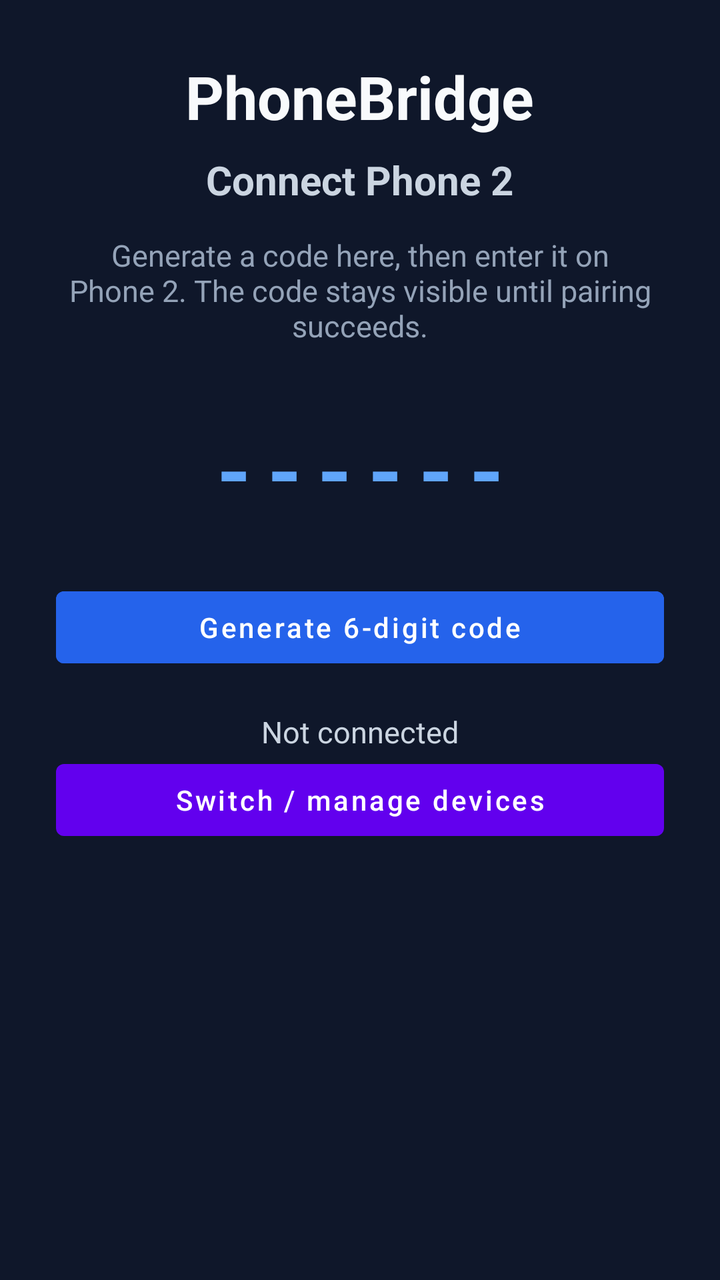
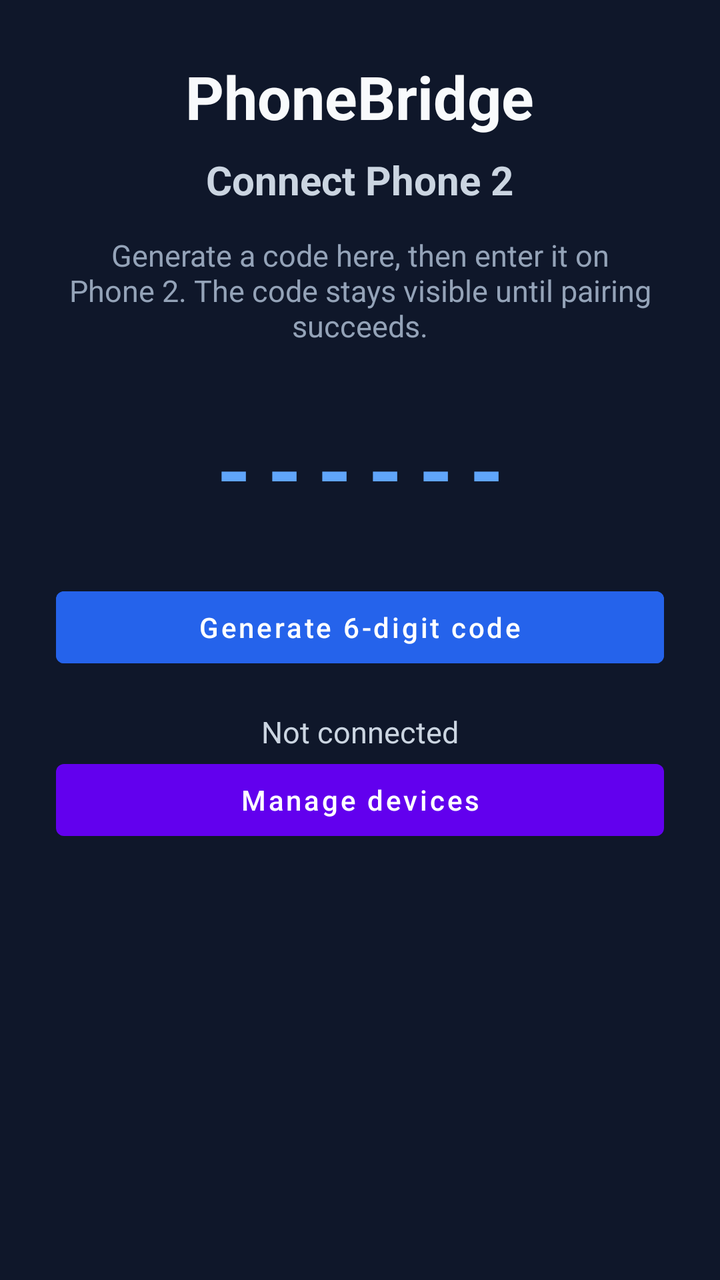

Before-and-after screenshots of an Android layout around one commit, followed by the original layout XML and the change that was made.
<!-- AndroidManifest.xml: application theme Theme.MaterialComponents.DayNight.NoActionBar -->
<!-- res/layout/activity_main.xml -->
<?xml version="1.0" encoding="utf-8"?>
<FrameLayout xmlns:android="http://schemas.android.com/apk/res/android"
    android:layout_width="match_parent"
    android:layout_height="match_parent"
    android:background="#0F172A">

    <LinearLayout
        android:id="@+id/pairingScreen"
        android:layout_width="match_parent"
        android:layout_height="match_parent"
        android:orientation="vertical"
        android:gravity="center_horizontal"
        android:padding="28dp"
        android:background="#0F172A">

        <TextView
            android:layout_width="wrap_content"
            android:layout_height="wrap_content"
            android:text="PhoneBridge"
            android:textColor="#F8FAFC"
            android:textSize="30sp"
            android:textStyle="bold" />

        <TextView
            android:layout_width="wrap_content"
            android:layout_height="wrap_content"
            android:layout_marginTop="8dp"
            android:text="Connect Phone 2"
            android:textColor="#CBD5E1"
            android:textSize="20sp"
            android:textStyle="bold" />

        <TextView
            android:layout_width="match_parent"
            android:layout_height="wrap_content"
            android:layout_marginTop="14dp"
            android:gravity="center"
            android:text="Generate a code here, then enter it on Phone 2. The code stays visible until pairing succeeds."
            android:textColor="#94A3B8"
            android:textSize="15sp" />

        <TextView
            android:id="@+id/pairCode"
            android:layout_width="match_parent"
            android:layout_height="wrap_content"
            android:layout_marginTop="32dp"
            android:gravity="center"
            android:letterSpacing="0.18"
            android:text="------"
            android:textColor="#60A5FA"
            android:textIsSelectable="true"
            android:textSize="44sp"
            android:textStyle="bold" />

        <Button
            android:id="@+id/btnCreatePair"
            android:layout_width="match_parent"
            android:layout_height="wrap_content"
            android:layout_marginTop="26dp"
            android:backgroundTint="#2563EB"
            android:text="Generate 6-digit code"
            android:textColor="#FFFFFF"
            android:textAllCaps="false" />

        <TextView
            android:id="@+id/status"
            android:layout_width="match_parent"
            android:layout_height="wrap_content"
            android:layout_marginTop="18dp"
            android:gravity="center"
            android:text="Not connected"
            android:textColor="#CBD5E1"
            android:textSize="15sp" />

        <Button
            android:id="@+id/btnPairingDevices"
            android:layout_width="match_parent"
            android:layout_height="wrap_content"
            android:text="Switch / manage devices"
            android:textAllCaps="false" />
    </LinearLayout>

    <LinearLayout
        android:id="@+id/dashboardScreen"
        android:layout_width="match_parent"
        android:layout_height="match_parent"
        android:orientation="vertical"
        android:visibility="gone"
        android:background="#0F172A">

        <LinearLayout
            android:layout_width="match_parent"
            android:layout_height="76dp"
            android:gravity="center_vertical"
            android:orientation="horizontal"
            android:paddingStart="18dp"
            android:paddingEnd="10dp"
            android:background="#111827">

            <TextView
                android:id="@+id/profileIcon"
                android:layout_width="48dp"
                android:layout_height="48dp"
                android:background="#2563EB"
                android:gravity="center"
                android:text="BP"
                android:textColor="#FFFFFF"
                android:textSize="16sp"
                android:textStyle="bold" />

            <LinearLayout
                android:layout_width="0dp"
                android:layout_height="wrap_content"
                android:layout_weight="1"
                android:orientation="vertical"
                android:paddingStart="14dp">

                <TextView
                    android:layout_width="wrap_content"
                    android:layout_height="wrap_content"
                    android:text="PhoneBridge"
                    android:textColor="#F8FAFC"
                    android:textSize="18sp"
                    android:textStyle="bold" />

                <TextView
                    android:id="@+id/dashboardStatus"
                    android:layout_width="wrap_content"
                    android:layout_height="wrap_content"
                    android:text="Connected"
                    android:textColor="#86EFAC"
                    android:textSize="12sp" />
            </LinearLayout>

            <Button
                android:id="@+id/btnMonitoring"
                android:layout_width="48dp"
                android:layout_height="52dp"
                android:minWidth="0dp"
                android:padding="0dp"
                android:backgroundTint="@android:color/transparent"
                android:text="◎"
                android:contentDescription="Monitoring"
                android:textColor="#F8FAFC"
                android:textSize="28sp" />

            <Button
                android:id="@+id/btnAlertsTab"
                android:layout_width="56dp"
                android:layout_height="52dp"
                android:minWidth="0dp"
                android:backgroundTint="@android:color/transparent"
                android:text="🔔"
                android:textColor="#F8FAFC"
                android:textSize="22sp"
                android:textAllCaps="false" />

            <Button
                android:id="@+id/btnMenu"
                android:layout_width="50dp"
                android:layout_height="52dp"
                android:minWidth="0dp"
                android:backgroundTint="@android:color/transparent"
                android:text="⋮"
                android:textColor="#F8FAFC"
                android:textSize="28sp"
                android:textAllCaps="false" />
        </LinearLayout>

        <Button
            android:id="@+id/btnDevices"
            android:layout_width="match_parent"
            android:layout_height="wrap_content"
            android:text="Switch device ▾"
            android:textAllCaps="false"
            android:textColor="#F8FAFC"
            android:backgroundTint="#334155" />

        <HorizontalScrollView
            android:id="@+id/tabScroller"
            android:layout_width="match_parent"
            android:layout_height="wrap_content"
            android:fillViewport="false"
            android:scrollbars="none">

            <LinearLayout
                android:layout_width="wrap_content"
                android:layout_height="wrap_content"
                android:orientation="horizontal"
                android:paddingStart="16dp"
                android:paddingTop="20dp"
                android:paddingEnd="16dp"
                android:paddingBottom="12dp">

                <Button
                    android:id="@+id/btnMessagesTab"
                    android:layout_width="132dp"
                    android:layout_height="56dp"
                    android:layout_marginEnd="8dp"
                    android:background="@drawable/bg_tab_selector"
                    android:backgroundTint="@null"
                    android:text="Messages"
                    android:textColor="#F8FAFC"
                    android:textAllCaps="false"
                    android:textStyle="bold" />

                <Button
                    android:id="@+id/btnCallsTab"
                    android:layout_width="112dp"
                    android:layout_height="56dp"
                    android:layout_marginEnd="8dp"
                    android:background="@drawable/bg_tab_selector"
                    android:backgroundTint="@null"
                    android:text="Calls"
                    android:textColor="#F8FAFC"
                    android:textAllCaps="false"
                    android:textStyle="bold" />

                <Button
                    android:id="@+id/btnNotificationsTab"
                    android:layout_width="150dp"
                    android:layout_height="56dp"
                    android:layout_marginEnd="8dp"
                    android:background="@drawable/bg_tab_selector"
                    android:backgroundTint="@null"
                    android:text="Notifications"
                    android:textColor="#F8FAFC"
                    android:textAllCaps="false"
                    android:textStyle="bold" />

                <Button
                    android:id="@+id/btnWpCallsTab"
                    android:layout_width="126dp"
                    android:layout_height="56dp"
                    android:layout_marginEnd="8dp"
                    android:background="@drawable/bg_tab_selector"
                    android:backgroundTint="@null"
                    android:text="WP Calls"
                    android:textColor="#F8FAFC"
                    android:textAllCaps="false"
                    android:textStyle="bold" />

                <Button
                    android:id="@+id/btnLocationTab"
                    android:layout_width="126dp"
                    android:layout_height="56dp"
                    android:background="@drawable/bg_tab_selector"
                    android:backgroundTint="@null"
                    android:text="Location"
                    android:textColor="#F8FAFC"
                    android:textAllCaps="false"
                    android:textStyle="bold" />
            </LinearLayout>
        </HorizontalScrollView>

        <LinearLayout
            android:layout_width="match_parent"
            android:layout_height="0dp"
            android:layout_weight="1"
            android:layout_marginStart="16dp"
            android:layout_marginTop="6dp"
            android:layout_marginEnd="16dp"
            android:layout_marginBottom="16dp"
            android:background="@drawable/bg_panel"
            android:orientation="vertical"
            android:padding="14dp">

            <LinearLayout
                android:id="@+id/alertsToolbar"
                android:layout_width="match_parent"
                android:layout_height="wrap_content"
                android:layout_marginBottom="10dp"
                android:background="#451A1A"
                android:gravity="center_vertical"
                android:orientation="horizontal"
                android:padding="10dp"
                android:visibility="gone">

                <TextView
                    android:layout_width="0dp"
                    android:layout_height="wrap_content"
                    android:layout_weight="1"
                    android:text="Device warnings"
                    android:textColor="#FCA5A5"
                    android:textStyle="bold" />

                <Button
                    android:id="@+id/btnClearAlerts"
                    android:layout_width="wrap_content"
                    android:layout_height="wrap_content"
                    android:backgroundTint="#7F1D1D"
                    android:text="Clear warnings"
                    android:textColor="#FEE2E2"
                    android:textAllCaps="false" />
            </LinearLayout>

            <LinearLayout
                android:id="@+id/deviceStatusPanel"
                android:layout_width="match_parent"
                android:layout_height="wrap_content"
                android:orientation="vertical"
                android:visibility="gone"
                android:background="#0F172A"
                android:padding="8dp" />

            <LinearLayout
                android:layout_width="match_parent"
                android:layout_height="wrap_content"
                android:gravity="center_vertical"
                android:orientation="horizontal"
                android:paddingTop="2dp"
                android:paddingBottom="8dp">

                <TextView
                    android:id="@+id/listTitle"
                    android:layout_width="0dp"
                    android:layout_height="wrap_content"
                    android:layout_weight="1"
                    android:paddingStart="4dp"
                    android:text="Messages"
                    android:textColor="#F8FAFC"
                    android:textSize="21sp"
                    android:textStyle="bold" />

                <Button
                    android:id="@+id/btnLocationTriggerText"
                    android:layout_width="wrap_content"
                    android:layout_height="42dp"
                    android:layout_marginEnd="8dp"
                    android:minHeight="0dp"
                    android:minWidth="0dp"
                    android:backgroundTint="#475569"
                    android:paddingStart="12dp"
                    android:paddingEnd="12dp"
                    android:text="PBLOC#7421"
                    android:textAllCaps="false"
                    android:textColor="#F8FAFC"
                    android:textSize="12sp"
                    android:textStyle="bold"
                    android:visibility="gone" />

                <Button
                    android:id="@+id/btnLocationRefresh"
                    android:layout_width="48dp"
                    android:layout_height="42dp"
                    android:minHeight="0dp"
                    android:minWidth="0dp"
                    android:backgroundTint="#2563EB"
                    android:text="↻"
                    android:textAllCaps="false"
                    android:textColor="#FFFFFF"
                    android:textSize="22sp"
                    android:textStyle="bold"
                    android:visibility="gone" />

                <Button
                    android:id="@+id/btnFilter"
                    android:layout_width="wrap_content"
                    android:layout_height="42dp"
                    android:minHeight="0dp"
                    android:minWidth="0dp"
                    android:paddingStart="16dp"
                    android:paddingEnd="16dp"
                    android:backgroundTint="#334155"
                    android:text="Filter"
                    android:textAllCaps="false"
                    android:textColor="#F8FAFC"
                    android:textStyle="bold" />
            </LinearLayout>

            <LinearLayout
                android:id="@+id/locationPanel"
                android:layout_width="match_parent"
                android:layout_height="0dp"
                android:layout_weight="1"
                android:orientation="vertical"
                android:gravity="center_horizontal"
                android:padding="18dp"
                android:visibility="gone">

                <TextView
                    android:id="@+id/locationRefreshProgress"
                    android:layout_width="match_parent"
                    android:layout_height="wrap_content"
                    android:minHeight="48dp"
                    android:padding="10dp"
                    android:gravity="center"
                    android:background="#334155"
                    android:text="Ready · tap ↻ to request a fresh location"
                    android:textColor="#CBD5E1"
                    android:textSize="13sp" />

                <TextView
                    android:id="@+id/locationStatus"
                    android:layout_width="match_parent"
                    android:layout_height="wrap_content"
                    android:gravity="center"
                    android:text="Waiting for Sender location"
                    android:textColor="#86EFAC"
                    android:textSize="22sp"
                    android:textStyle="bold" />

                <TextView
                    android:id="@+id/locationCoordinates"
                    android:layout_width="match_parent"
                    android:layout_height="wrap_content"
                    android:layout_marginTop="24dp"
                    android:gravity="center"
                    android:text="No location received yet"
                    android:textColor="#F8FAFC"
                    android:textSize="18sp"
                    android:textIsSelectable="true" />

                <TextView
                    android:id="@+id/locationUpdated"
                    android:layout_width="match_parent"
                    android:layout_height="wrap_content"
                    android:layout_marginTop="12dp"
                    android:gravity="center"
                    android:text="Updated: —"
                    android:textColor="#CBD5E1"
                    android:textSize="14sp" />

                <TextView
                    android:id="@+id/locationAccuracy"
                    android:layout_width="match_parent"
                    android:layout_height="wrap_content"
                    android:layout_marginTop="6dp"
                    android:gravity="center"
                    android:text="Accuracy: —"
                    android:textColor="#94A3B8"
                    android:textSize="14sp" />

                <Button
                    android:id="@+id/btnOpenMaps"
                    android:layout_width="match_parent"
                    android:layout_height="wrap_content"
                    android:layout_marginTop="26dp"
                    android:backgroundTint="#2563EB"
                    android:enabled="false"
                    android:text="Open in Google Maps"
                    android:textColor="#FFFFFF"
                    android:textAllCaps="false"
                    android:textStyle="bold" />

                <LinearLayout
                    android:layout_width="match_parent"
                    android:layout_height="wrap_content"
                    android:layout_marginTop="22dp"
                    android:layout_marginBottom="8dp"
                    android:gravity="center_vertical"
                    android:orientation="horizontal">

                    <TextView
                        android:id="@+id/locationHistoryTitle"
                        android:layout_width="0dp"
                        android:layout_height="wrap_content"
                        android:layout_weight="1"
                        android:text="Location history · 0"
                        android:textColor="#F8FAFC"
                        android:textSize="17sp"
                        android:textStyle="bold" />

                    <Button
                        android:id="@+id/btnLocationTimeline"
                        android:layout_width="wrap_content"
                        android:layout_height="38dp"
                        android:minHeight="0dp"
                        android:minWidth="0dp"
                        android:backgroundTint="#475569"
                        android:paddingStart="14dp"
                        android:paddingEnd="14dp"
                        android:text="Timeline 📍"
                        android:textAllCaps="false"
                        android:textColor="#F8FAFC"
                        android:textSize="13sp" />
                </LinearLayout>

                <TextView
                    android:id="@+id/locationHistoryEmpty"
                    android:layout_width="match_parent"
                    android:layout_height="wrap_content"
                    android:layout_marginBottom="10dp"
                    android:gravity="center"
                    android:padding="14dp"
                    android:text="No location history received yet"
                    android:textColor="#94A3B8"
                    android:textSize="14sp" />

                <androidx.recyclerview.widget.RecyclerView
                    android:id="@+id/locationHistoryList"
                    android:layout_width="match_parent"
                    android:layout_height="0dp"
                    android:layout_weight="1"
                    android:clipToPadding="false"
                    android:paddingBottom="8dp" />
            </LinearLayout>

            <androidx.recyclerview.widget.RecyclerView
                android:id="@+id/list"
                android:layout_width="match_parent"
                android:layout_height="0dp"
                android:layout_weight="1" />
        </LinearLayout>
    </LinearLayout>

</FrameLayout>
<!-- resources referenced by this layout -->
<resources>
  <!-- drawable bg_panel (drawable) -->
  <?xml version="1.0" encoding="utf-8"?>
  <shape xmlns:android="http://schemas.android.com/apk/res/android" android:shape="rectangle">
      <solid android:color="#1E293B" />
      <corners android:radius="24dp" />
      <stroke android:width="1dp" android:color="#334155" />
  </shape>
  <!-- drawable bg_tab_selector (drawable) -->
  <?xml version="1.0" encoding="utf-8"?>
  <selector xmlns:android="http://schemas.android.com/apk/res/android">
      <item android:state_selected="true">
          <shape android:shape="rectangle">
              <solid android:color="#2563EB" />
              <corners android:radius="16dp" />
          </shape>
      </item>
      <item>
          <shape android:shape="rectangle">
              <solid android:color="#334155" />
              <corners android:radius="16dp" />
          </shape>
      </item>
  </selector>
</resources>

<!-- the commit's change to res/layout/activity_main.xml (unified diff, before → after) -->
@@ -76,7 +76,7 @@
             android:id="@+id/btnPairingDevices"
             android:layout_width="match_parent"
             android:layout_height="wrap_content"
-            android:text="Switch / manage devices"
+            android:text="Manage devices"
             android:textAllCaps="false" />
     </LinearLayout>
 
@@ -166,15 +166,6 @@
                 android:textSize="28sp"
                 android:textAllCaps="false" />
         </LinearLayout>
-
-        <Button
-            android:id="@+id/btnDevices"
-            android:layout_width="match_parent"
-            android:layout_height="wrap_content"
-            android:text="Switch device ▾"
-            android:textAllCaps="false"
-            android:textColor="#F8FAFC"
-            android:backgroundTint="#334155" />
 
         <HorizontalScrollView
             android:id="@+id/tabScroller"
